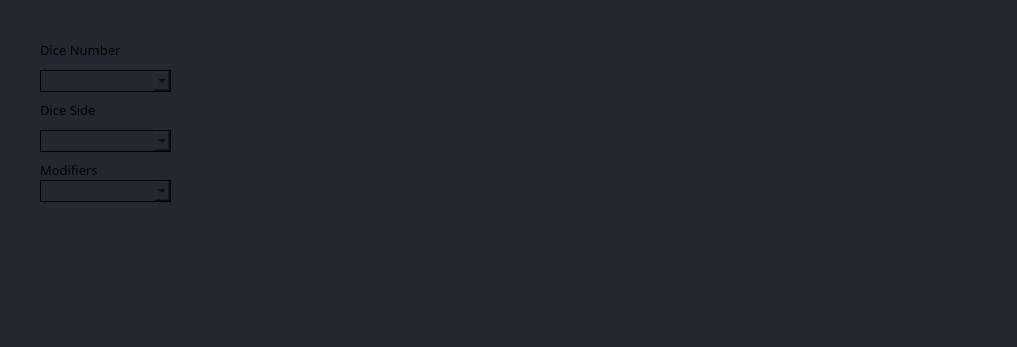
This is src/resources/qt/ui/dicepanel.ui in ssperry94/Dungeon-Dye as Qt 5 draws it before an edit. The edited form follows.
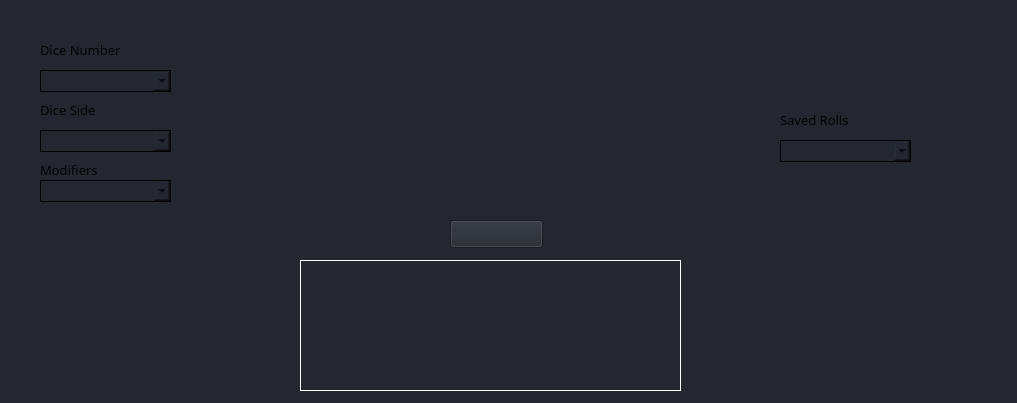
This is the edited form.

Commit message: BRANCH:QtUi..........created a dicepanel.ui.

Patch:
```diff
--- a/src/resources/qt/ui/dicepanel.ui
+++ b/src/resources/qt/ui/dicepanel.ui
@@ -7,7 +7,7 @@
     <x>0</x>
     <y>0</y>
     <width>1017</width>
-    <height>347</height>
+    <height>403</height>
    </rect>
   </property>
   <property name="windowTitle">
@@ -125,6 +125,70 @@
     <string notr="true">color:&quot;white&quot;; background-color:&quot;#6A0DAD&quot;; border: 1px solid black </string>
    </property>
   </widget>
+  <widget class="QPushButton" name="roll_button">
+   <property name="geometry">
+    <rect>
+     <x>450</x>
+     <y>220</y>
+     <width>93</width>
+     <height>28</height>
+    </rect>
+   </property>
+   <property name="styleSheet">
+    <string notr="true">background-color:&quot;#FE2B26&quot;</string>
+   </property>
+   <property name="text">
+    <string/>
+   </property>
+  </widget>
+  <widget class="QComboBox" name="_saved_roll_combo">
+   <property name="geometry">
+    <rect>
+     <x>780</x>
+     <y>140</y>
+     <width>131</width>
+     <height>22</height>
+    </rect>
+   </property>
+   <property name="styleSheet">
+    <string notr="true">color:&quot;white&quot;; background-color:&quot;#6A0DAD&quot;; border: 1px solid black </string>
+   </property>
+  </widget>
+  <widget class="QLabel" name="_saved_rolls_label">
+   <property name="geometry">
+    <rect>
+     <x>780</x>
+     <y>110</y>
+     <width>131</width>
+     <height>20</height>
+    </rect>
+   </property>
+   <property name="font">
+    <font>
+     <family>Copperplate Gothic Bold</family>
+     <pointsize>10</pointsize>
+    </font>
+   </property>
+   <property name="styleSheet">
+    <string notr="true">color:&quot;#FE2B26&quot;</string>
+   </property>
+   <property name="text">
+    <string>Saved Rolls</string>
+   </property>
+  </widget>
+  <widget class="QTextBrowser" name="_output_browser">
+   <property name="geometry">
+    <rect>
+     <x>300</x>
+     <y>260</y>
+     <width>381</width>
+     <height>131</height>
+    </rect>
+   </property>
+   <property name="styleSheet">
+    <string notr="true">color:&quot;#6A0DAD&quot;;border:1px solid white;</string>
+   </property>
+  </widget>
  </widget>
  <resources/>
  <connections/>
```
Left out of the diff: 4 changed lines with no effect on the pictures.
